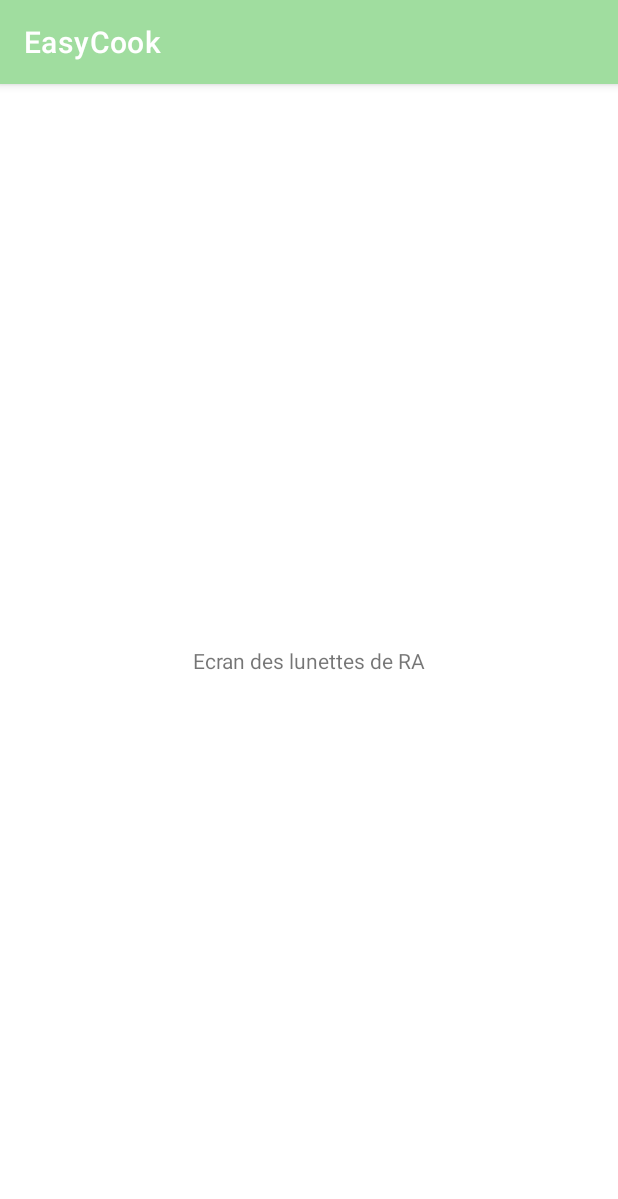
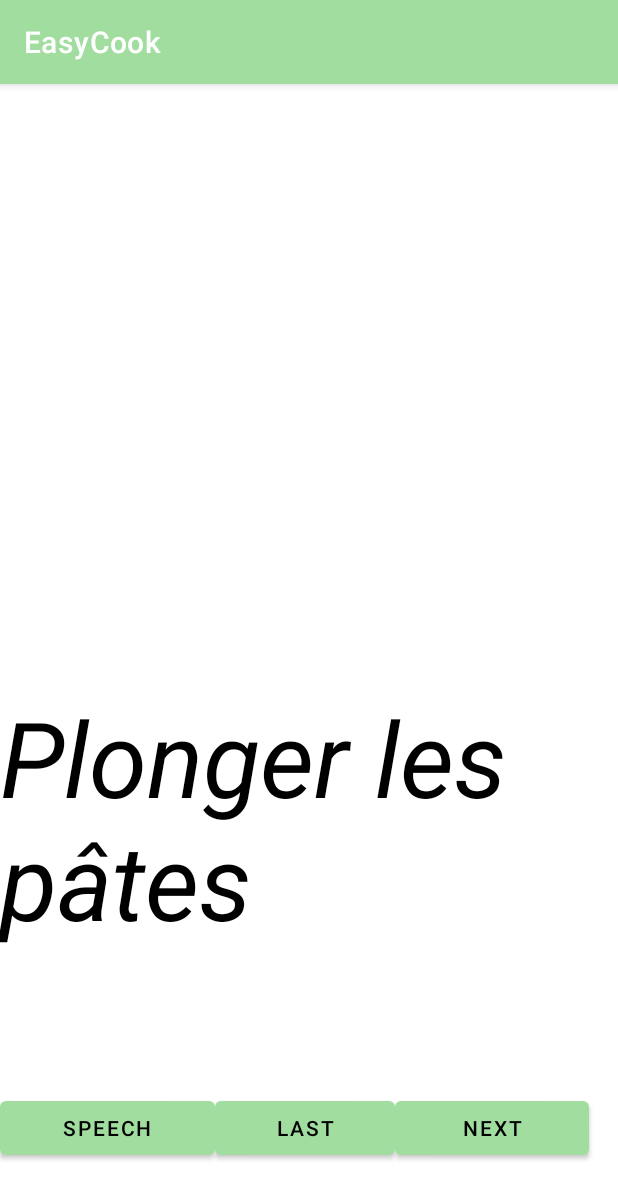
Before and after one commit to EmilieSalem/EasyCook, an Android app: the screen it shows after launch (RAGlassesActivity), after a tap on "RA GLASSES ACTIVITY", on a phone screen of 412 x 824 dp. Shown: the top 1199 px of the screen. Run offline under Robolectric (Android 15) with nearby library versions, the phone set to English and light mode, and no system bars; libraries missing offline, so code that uses them is left out: github.com.vikramezhil; 3 statements that could not run were skipped.

Commit message:
ajouter fonctionnalité vocale et affichage de l'étape

```diff
--- a/app/src/main/java/com/example/easycook/data/DataManager.kt
+++ b/app/src/main/java/com/example/easycook/data/DataManager.kt
@@ -38,7 +38,14 @@ object DataManager {
      */
     fun saveRecipe(recipe : Recipe, context: Context) {
         val recipes = getRecipeList(context).toMutableList()
-        recipes.removeIf { it.id == recipe.id }
+        var indextoremove:Int = -1
+        for(r in recipes){
+            indextoremove++
+            if(r.id == recipe.id) break
+        }
+        if(indextoremove<recipes.size&&indextoremove>=0) recipes.removeAt(indextoremove)
+        //recipes.removeIf { it.id == recipeId}
+        //recipes.removeIf { it.id == recipe.id }
         recipes.add(0,recipe)
         val recipeList = RecipeList(recipes)
         val editor = provideSharedPreferencesEditor(context)
@@ -48,7 +55,15 @@ object DataManager {
 
     fun removeRecipe(recipeId: String, context: Context){
         val recipes = getRecipeList(context).toMutableList()
-        recipes.removeIf { it.id == recipeId}
+        var indextoremove:Int = -1
+        for(recipe in recipes){
+            indextoremove++
+            if(recipe.id == recipeId) break
+        }
+        if(indextoremove<recipes.size&&indextoremove>=0) recipes.removeAt(indextoremove)
+//recipes.removeIf { it.id == recipeId}
+
+        //recipes.removeIf { it.id == recipeId}
         val recipeList = RecipeList(recipes)
         val editor = provideSharedPreferencesEditor(context)
         editor.putString(RECIPE_LIST_KEY, Gson().toJson(recipeList))
--- a/app/src/main/java/com/example/easycook/ui/raGlasses/RAGlassesActivity.kt
+++ b/app/src/main/java/com/example/easycook/ui/raGlasses/RAGlassesActivity.kt
@@ -1,25 +1,144 @@
 package com.example.easycook.ui.raGlasses
-
 import android.content.Context
 import android.content.Intent
 import androidx.appcompat.app.AppCompatActivity
 import android.os.Bundle
 import android.util.Log
+import android.widget.Button
+import android.widget.TextView
+import android.widget.Toast
 import androidx.core.content.ContextCompat
+import com.example.easycook.MainActivity.Companion.recipeExample2
 import com.example.easycook.R
 import com.example.easycook.data.DataManager
+import com.example.easycook.model.Ingredient
+import com.example.easycook.model.Recipe
+import com.example.easycook.model.Tag
+import github.com.vikramezhil.dks.speech.Dks;
+import github.com.vikramezhil.dks.speech.DksListener;
+
 
 class RAGlassesActivity : AppCompatActivity() {
+    private lateinit var dks:Dks
+
+    var recipe:Recipe? = null
+    var currentStep:Int = 0
+
+
     override fun onCreate(savedInstanceState: Bundle?) {
         super.onCreate(savedInstanceState)
         setContentView(R.layout.activity_raglasses)
 
-        /* Exemple : code pour récupérer la recette à partir de son id et l'afficher dans le Logcat"
+        val tv_step = findViewById<TextView>(R.id.tv_steps)
+        val btn_speech = findViewById<Button>(R.id.btn_speech)
+        val btn_next = findViewById<Button>(R.id.btn_step)
+        val btn_last = findViewById<Button>(R.id.btn_step_last)
+
         val bundle = this.intent.extras
         val recipeId = bundle?.getString("recipeId") ?: "Pas de recipeId trouvé"
         Log.i("TEST_ID", DataManager.getRecipeById(recipeId, this).toString())
+
+        /*
+        get recipe by id from API ou preference
          */
+
+
+        if(recipe == null) recipe = recipeExample2
+        tv_step!!.text = recipe!!.steps.get(0)
+
+        dks = Dks(application, supportFragmentManager, object: DksListener{
+            override fun onDksFinalSpeechResult(speechResult: String) {
+                Log.d(application.packageName, "Final Speech result - $speechResult")
+
+                when(traitement(speechResult)){
+                    "suivante"->GoToNextStep()
+                    "précédente"->GoToLastStep()
+                }
+
+            }
+
+            override fun onDksLanguagesAvailable(
+                defaultLanguage: String?,
+                supportedLanguages: ArrayList<String>?
+            ) {
+                Log.d(application.packageName, "defaultLanguage - $defaultLanguage")
+                Log.d(application.packageName, "supportedLanguages - $supportedLanguages")
+                if (supportedLanguages != null && supportedLanguages.contains("fr-FR")) {
+                    Log.d(application.packageName, "Speech setLanguage")
+                    // Setting the speech recognition language to english india if found
+                    dks.currentSpeechLanguage = "fr-FR"
+                }
+            }
+
+            override fun onDksLiveSpeechFrequency(frequency: Float) {
+            }
+
+            override fun onDksLiveSpeechResult(liveSpeechResult: String) {
+                Log.d(application.packageName, "Speech result - $liveSpeechResult")
+
+            }
+
+            override fun onDksSpeechError(errMsg: String) {
+                Toast.makeText(application, errMsg, Toast.LENGTH_SHORT).show()
+            }
+
+        })
+
+//        dks.injectProgressView(R.layout.layout_pv_inject)
+        //dks.oneStepResultVerify = true
+        dks.continuousSpeechRecognition=true
+        dks.startSpeechRecognition()
+
+        btn_speech.setOnClickListener {
+
+        }
+
+        btn_last.setOnClickListener {
+            GoToLastStep()
+        }
+
+        btn_next.setOnClickListener {
+            GoToNextStep()
+        }
     }
+
+
+    //To implement the method vocal
+
+    private fun startListeningCommand() {
+    }
+
+    private fun GoToNextStep(){
+
+        var tv_step = findViewById<TextView>(R.id.tv_steps)
+        if(currentStep+1< recipe?.steps?.size!!){
+            currentStep++
+            tv_step.text =  recipe!!.steps.get(currentStep)
+        }else{
+            Toast.makeText(this, "This is the last step", Toast.LENGTH_SHORT).show()
+        }
+    }
+
+    private fun GoToLastStep(){
+        var tv_step = findViewById<TextView>(R.id.tv_steps)
+        if (currentStep>0){
+            currentStep--
+            tv_step.text =  recipe!!.steps.get(currentStep)
+        }else{
+            Toast.makeText(this, "This is the first step", Toast.LENGTH_SHORT).show()
+        }
+    }
+
+    private fun traitement(str:String):String{
+        val listsSubstirng = str.split(' ')
+        Log.i("Traitement", "Number of words {${listsSubstirng.size}}")
+        return when{
+            listsSubstirng.contains("suivante")->"suivante"
+            listsSubstirng.contains("précédente")->"précédente"
+            else -> ""
+        }
+    }
+
 
     // TODO : A modifier si besoin
     companion object {
--- a/app/src/main/res/layout/activity_raglasses.xml
+++ b/app/src/main/res/layout/activity_raglasses.xml
@@ -7,13 +7,50 @@
     tools:context=".ui.raGlasses.RAGlassesActivity">
 
     <TextView
-        android:id="@+id/label_ra_glasses"
-        android:layout_width="wrap_content"
+        android:id="@+id/tv_steps"
+        android:layout_width="match_parent"
+        android:layout_height="182dp"
+        android:orientation="vertical"
+        android:text="Step"
+        android:textColor="@color/black"
+        android:textSize="70dp"
+        android:textStyle="italic"
+        app:layout_constraintBottom_toTopOf="@+id/ll"
+        app:layout_constraintTop_toTopOf="parent"
+        app:layout_constraintVertical_bias="0.821"
+        tools:layout_editor_absoluteX="3dp" />
+
+
+
+    <LinearLayout
+        android:id="@+id/ll"
+        android:layout_width="match_parent"
         android:layout_height="wrap_content"
-        android:text="Ecran des lunettes de RA"
+        android:layout_marginBottom="@android:dimen/app_icon_size"
+        android:orientation="horizontal"
         app:layout_constraintBottom_toBottomOf="parent"
         app:layout_constraintEnd_toEndOf="parent"
-        app:layout_constraintStart_toStartOf="parent"
-        app:layout_constraintTop_toTopOf="parent" />
+        app:layout_constraintStart_toStartOf="parent" >
+
+        <Button
+            android:id="@+id/btn_speech"
+            android:layout_width="143dp"
+            android:layout_height="match_parent"
+            android:text="speech" />
+
+        <Button
+            android:layout_width="120dp"
+            android:layout_height="match_parent"
+            android:id="@+id/btn_step_last"
+            android:text="LAST"/>
+
+        <Button
+            android:id="@+id/btn_step"
+            android:layout_width="129dp"
+            android:layout_height="match_parent"
+            android:text="next" />
+
+
+    </LinearLayout>
 
 </androidx.constraintlayout.widget.ConstraintLayout>
--- a/build.gradle
+++ b/build.gradle
@@ -18,6 +18,7 @@ allprojects {
     repositories {
         google()
         mavenCentral()
+        maven { url "https://jitpack.io" }
         // jcenter() // Warning: this repository is going to shut down soon
     }
 }
```
Also changed, not shown: app/build.gradle (+9 -1 lines).
